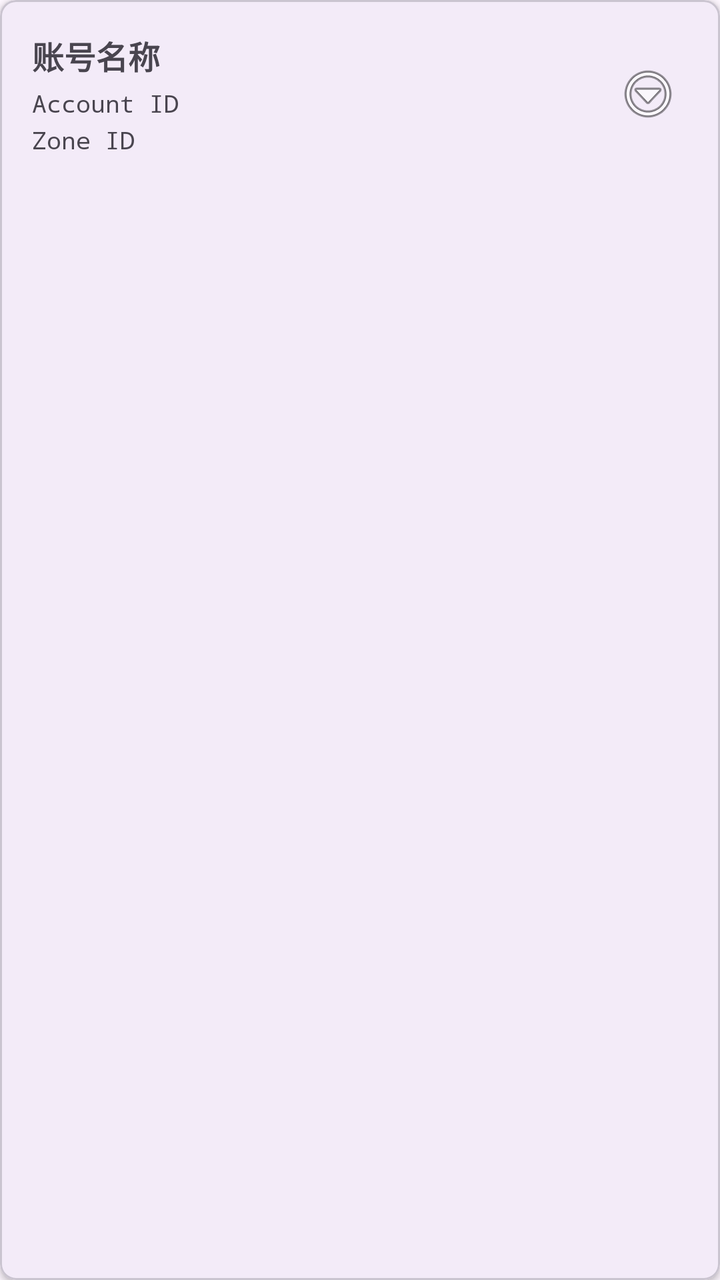
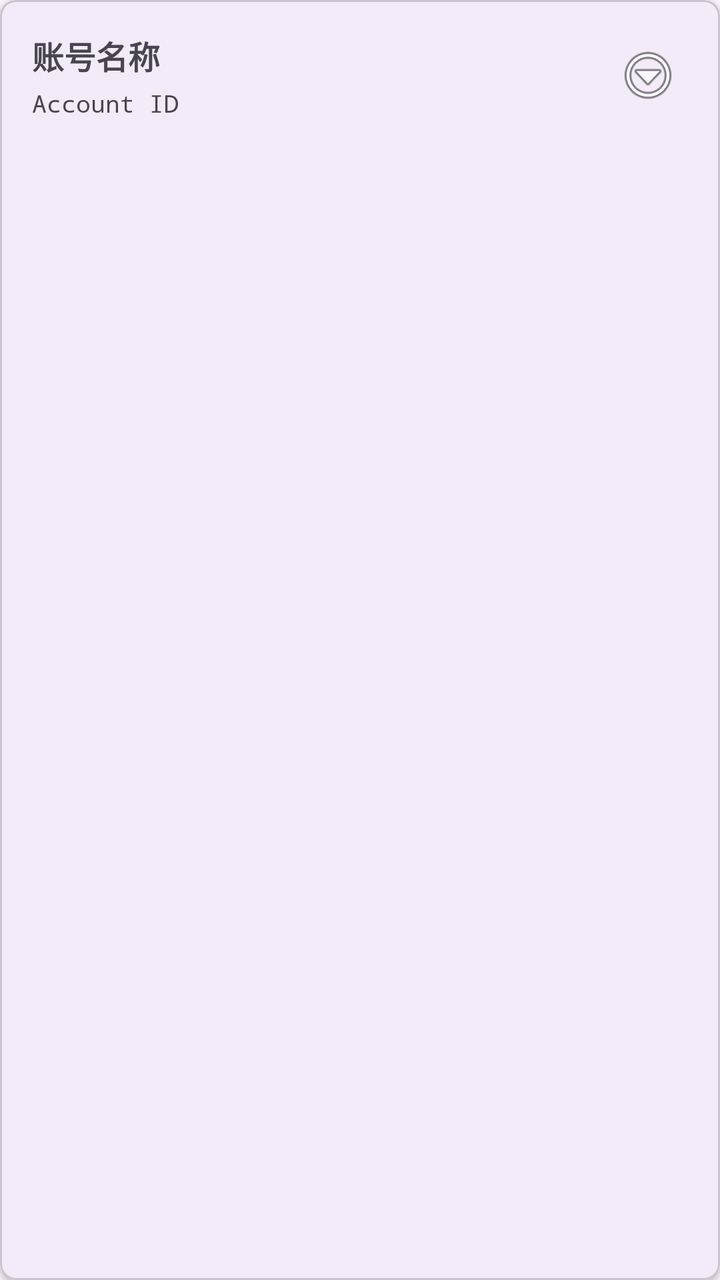

An Android layout rendered at two revisions. The XML below is the earlier revision; the diff shows what the commit changed to produce the second picture.
<!-- AndroidManifest.xml: application theme AppTheme -->
<!-- res/layout/item_account.xml -->
<?xml version="1.0" encoding="utf-8"?>
<com.google.android.material.card.MaterialCardView xmlns:android="http://schemas.android.com/apk/res/android"
    xmlns:app="http://schemas.android.com/apk/res-auto"
    android:layout_width="match_parent"
    android:layout_height="wrap_content"
    android:layout_margin="8dp"
    app:cardElevation="2dp"
    app:cardCornerRadius="8dp">

    <LinearLayout
        android:layout_width="match_parent"
        android:layout_height="wrap_content"
        android:orientation="vertical"
        android:padding="16dp">

        <LinearLayout
            android:layout_width="match_parent"
            android:layout_height="wrap_content"
            android:orientation="horizontal"
            android:gravity="center_vertical">

            <LinearLayout
                android:layout_width="0dp"
                android:layout_height="wrap_content"
                android:layout_weight="1"
                android:orientation="vertical">

                <LinearLayout
                    android:layout_width="wrap_content"
                    android:layout_height="wrap_content"
                    android:orientation="horizontal"
                    android:gravity="center_vertical">

                    <TextView
                        android:id="@+id/accountNameText"
                        android:layout_width="wrap_content"
                        android:layout_height="wrap_content"
                        android:text="账号名称"
                        android:textSize="16sp"
                        android:textStyle="bold" />

                    <com.google.android.material.chip.Chip
                        android:id="@+id/defaultChip"
                        android:layout_width="wrap_content"
                        android:layout_height="wrap_content"
                        android:text="默认"
                        android:textSize="10sp"
                        android:layout_marginStart="8dp"
                        android:visibility="gone"
                        style="@style/Widget.Material3.Chip.Assist.Elevated" />

                </LinearLayout>

                <TextView
                    android:id="@+id/accountIdText"
                    android:layout_width="wrap_content"
                    android:layout_height="wrap_content"
                    android:text="Account ID"
                    android:textSize="12sp"
                    android:textColor="?android:textColorSecondary"
                    android:layout_marginTop="4dp"
                    android:fontFamily="monospace" />

                <TextView
                    android:id="@+id/zoneIdText"
                    android:layout_width="wrap_content"
                    android:layout_height="wrap_content"
                    android:text="Zone ID"
                    android:textSize="12sp"
                    android:textColor="?android:textColorSecondary"
                    android:layout_marginTop="2dp"
                    android:fontFamily="monospace" />

            </LinearLayout>

            <ImageButton
                android:id="@+id/moreBtn"
                android:layout_width="40dp"
                android:layout_height="40dp"
                android:src="@android:drawable/ic_menu_more"
                android:background="?attr/selectableItemBackgroundBorderless"
                android:contentDescription="更多操作" />

        </LinearLayout>

    </LinearLayout>

</com.google.android.material.card.MaterialCardView>
<!-- resources referenced by this layout -->
<resources>
  <style name="AppTheme" parent="Base.AppTheme" />
  <style name="Base.AppTheme" parent="Theme.Material3.DayNight.NoActionBar">
      
      
    </style>
</resources>

<!-- the commit's change to res/layout/item_account.xml (unified diff, before → after) -->
@@ -61,16 +61,6 @@
                     android:layout_marginTop="4dp"
                     android:fontFamily="monospace" />
 
-                <TextView
-                    android:id="@+id/zoneIdText"
-                    android:layout_width="wrap_content"
-                    android:layout_height="wrap_content"
-                    android:text="Zone ID"
-                    android:textSize="12sp"
-                    android:textColor="?android:textColorSecondary"
-                    android:layout_marginTop="2dp"
-                    android:fontFamily="monospace" />
-
             </LinearLayout>
 
             <ImageButton
